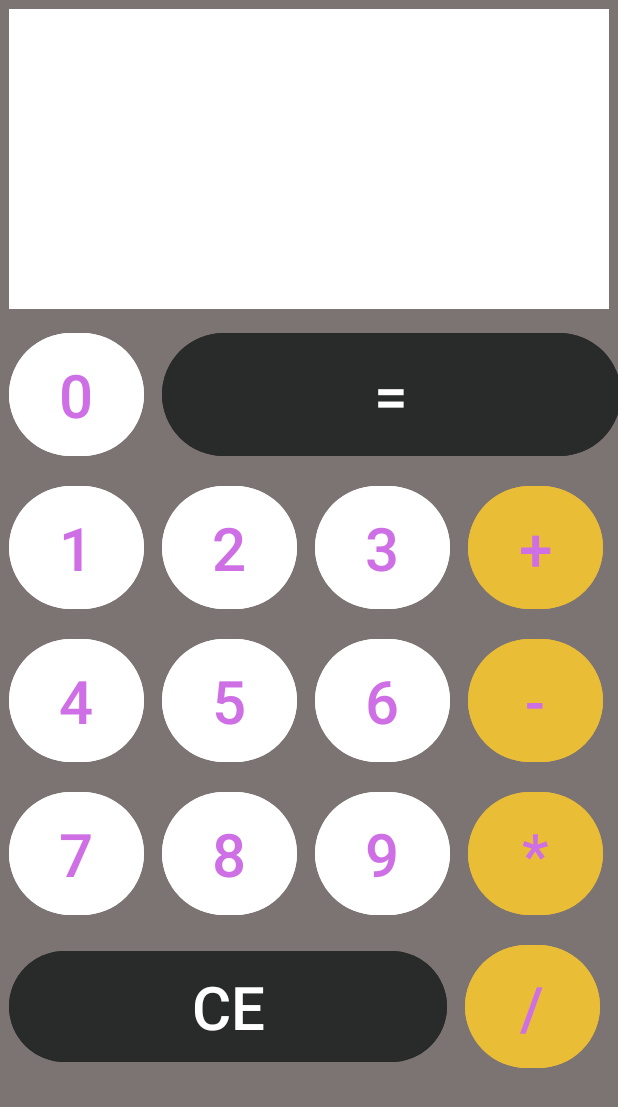
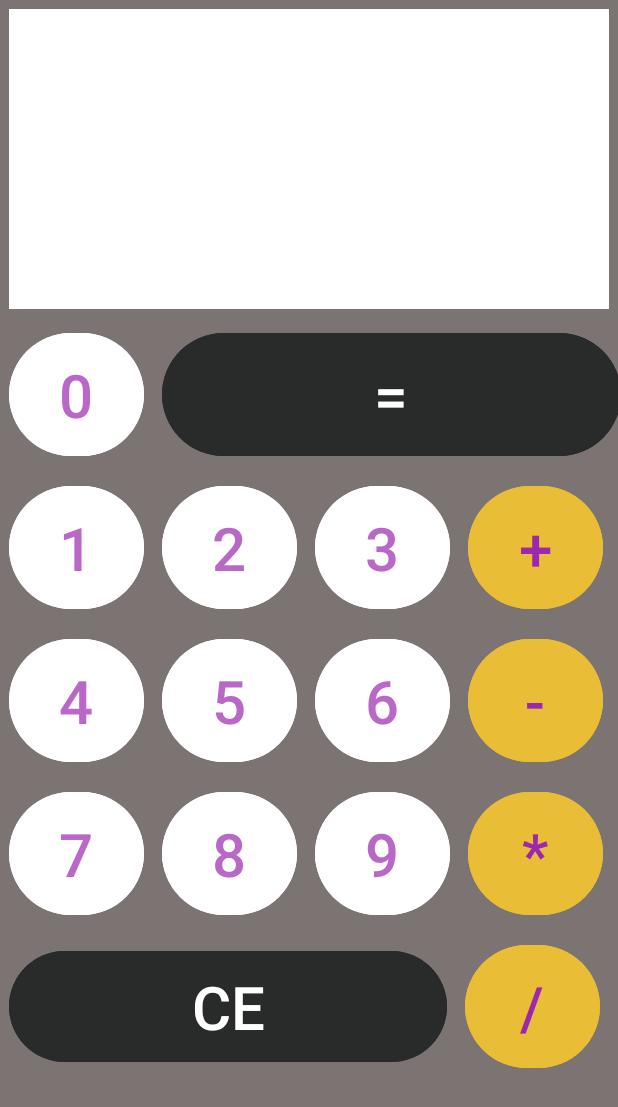
Before and after one commit to jorgitorr/calculadora, an Android app: the layout activity_main.xml on its own in the app's theme, with its tools: preview values and no code run, on a phone screen of 412 x 824 dp. Shown: the top 1107 px of the screen. Run offline under Robolectric (Android 15) with nearby library versions, the phone set to English and light mode, and no system bars.

Commit message:
eliminacion de errores

```diff
--- a/app/src/main/res/layout/activity_main.xml
+++ b/app/src/main/res/layout/activity_main.xml
@@ -37,15 +37,16 @@
 
             <Button
                 android:id="@+id/button0"
+                style="?android:attr/buttonBarButtonStyle"
                 android:layout_width="90dp"
                 android:layout_height="90dp"
+                android:layout_margin="6dp"
                 android:backgroundTint="@color/white"
                 android:text="0"
+                android:textColor="#BA68C8"
                 android:textSize="40sp"
                 app:layout_constraintStart_toStartOf="parent"
-                tools:ignore="HardcodedText"
-                android:layout_margin="6dp"
-                style="?android:attr/buttonBarButtonStyle" />
+                tools:ignore="HardcodedText" />
 
             <Button
                 android:id="@+id/buttonIgual"
@@ -58,7 +59,8 @@
                 android:textSize="40sp"
                 app:layout_constraintStart_toStartOf="parent"
                 app:layout_constraintTop_toBottomOf="@id/layout"
-                style="?android:attr/buttonBarButtonStyle" />
+                style="?android:attr/buttonBarButtonStyle"
+                tools:ignore="VisualLintBounds" />
         </LinearLayout>
 
         <!--segunda fila-->
@@ -69,154 +71,168 @@
 
             <Button
                 android:id="@+id/button1"
+                style="?android:attr/buttonBarButtonStyle"
                 android:layout_width="90dp"
                 android:layout_height="90dp"
+                android:layout_margin="6dp"
                 android:backgroundTint="@color/white"
                 android:text="@string/_1"
+                android:textColor="#BA68C8"
                 android:textSize="40sp"
-                app:layout_constraintStart_toStartOf="parent"
-                android:layout_margin="6dp"
-                style="?android:attr/buttonBarButtonStyle"></Button>
+                app:layout_constraintStart_toStartOf="parent"></Button>
 
             <Button
                 android:id="@+id/button2"
+                style="?android:attr/buttonBarButtonStyle"
                 android:layout_width="90dp"
                 android:layout_height="90dp"
+                android:layout_margin="6dp"
                 android:backgroundTint="@color/white"
                 android:text="@string/_2"
+                android:textColor="#BA68C8"
                 android:textSize="40sp"
-                app:layout_constraintStart_toStartOf="parent"
-                android:layout_margin="6dp"
-                style="?android:attr/buttonBarButtonStyle"></Button>
+                app:layout_constraintStart_toStartOf="parent"></Button>
 
             <Button
                 android:id="@+id/button3"
+                style="?android:attr/buttonBarButtonStyle"
                 android:layout_width="90dp"
                 android:layout_height="90dp"
+                android:layout_margin="6dp"
                 android:backgroundTint="@color/white"
                 android:text="@string/_3"
+                android:textColor="#BA68C8"
                 android:textSize="40sp"
-                android:layout_margin="6dp"
                 app:layout_constraintStart_toStartOf="parent"
-                app:layout_constraintTop_toBottomOf="@id/layout"
-                style="?android:attr/buttonBarButtonStyle"></Button>
+                app:layout_constraintTop_toBottomOf="@id/layout"></Button>
 
             <Button
                 android:id="@+id/buttonSum"
+                style="?android:attr/buttonBarButtonStyle"
                 android:layout_width="90dp"
                 android:layout_height="90dp"
+                android:layout_margin="6dp"
                 android:backgroundTint="#EABD37"
                 android:text="@string/mas"
+                android:textColor="#9C27B0"
                 android:textSize="40sp"
                 app:layout_constraintStart_toStartOf="parent"
-                app:layout_constraintTop_toBottomOf="@id/layout"
-                android:layout_margin="6dp"
-                style="?android:attr/buttonBarButtonStyle"></Button>
+                app:layout_constraintTop_toBottomOf="@id/layout"></Button>
 
         </LinearLayout>
         <!--tercera fila-->
         <LinearLayout
             android:layout_width="match_parent"
             android:layout_height="wrap_content">
+
             <Button
                 android:id="@+id/button4"
+                style="?android:attr/buttonBarButtonStyle"
                 android:layout_width="90dp"
                 android:layout_height="90dp"
+                android:layout_margin="6dp"
                 android:backgroundTint="@color/white"
                 android:text="@string/_4"
+                android:textColor="#BA68C8"
                 android:textSize="40sp"
                 app:layout_constraintStart_toStartOf="parent"
-                app:layout_constraintTop_toBottomOf="@id/layout"
-                android:layout_margin="6dp"
-                style="?android:attr/buttonBarButtonStyle"></Button>
+                app:layout_constraintTop_toBottomOf="@id/layout"></Button>
 
             <Button
                 android:id="@+id/button5"
+                style="?android:attr/buttonBarButtonStyle"
                 android:layout_width="90dp"
                 android:layout_height="90dp"
+                android:layout_margin="6dp"
                 android:backgroundTint="@color/white"
                 android:text="@string/_5"
+                android:textColor="#BA68C8"
                 android:textSize="40sp"
                 app:layout_constraintStart_toStartOf="parent"
-                app:layout_constraintTop_toBottomOf="@id/layout"
-                android:layout_margin="6dp"
-                style="?android:attr/buttonBarButtonStyle"></Button>
+                app:layout_constraintTop_toBottomOf="@id/layout"></Button>
 
             <Button
                 android:id="@+id/button6"
+                style="?android:attr/buttonBarButtonStyle"
                 android:layout_width="90dp"
                 android:layout_height="90dp"
+                android:layout_margin="6dp"
                 android:backgroundTint="@color/white"
                 android:text="@string/_6"
+                android:textColor="#BA68C8"
                 android:textSize="40sp"
                 app:layout_constraintStart_toStartOf="parent"
-                app:layout_constraintTop_toBottomOf="@id/layout"
-                android:layout_margin="6dp"
-                style="?android:attr/buttonBarButtonStyle"></Button>
+                app:layout_constraintTop_toBottomOf="@id/layout"></Button>
 
             <Button
                 android:id="@+id/buttonRest"
+                style="?android:attr/buttonBarButtonStyle"
                 android:layout_width="90dp"
                 android:layout_height="90dp"
+                android:layout_margin="6dp"
                 android:backgroundTint="#EABD37"
                 android:text="@string/barra"
+                android:textColor="#9C27B0"
                 android:textSize="40sp"
                 app:layout_constraintStart_toStartOf="parent"
-                app:layout_constraintTop_toBottomOf="@id/layout"
-                android:layout_margin="6dp"
-                style="?android:attr/buttonBarButtonStyle"></Button>
+                app:layout_constraintTop_toBottomOf="@id/layout"></Button>
         </LinearLayout>
         <!--cuarta fila-->
         <LinearLayout
             android:layout_width="match_parent"
             android:layout_height="wrap_content">
+
             <Button
                 android:id="@+id/button7"
+                style="?android:attr/buttonBarButtonStyle"
                 android:layout_width="90dp"
                 android:layout_height="90dp"
+                android:layout_margin="6dp"
                 android:backgroundTint="@color/white"
                 android:text="@string/_7"
+                android:textColor="#BA68C8"
                 android:textSize="40sp"
                 app:layout_constraintStart_toStartOf="parent"
-                app:layout_constraintTop_toBottomOf="@id/layout"
-                android:layout_margin="6dp"
-                style="?android:attr/buttonBarButtonStyle"></Button>
+                app:layout_constraintTop_toBottomOf="@id/layout"></Button>
 
             <Button
                 android:id="@+id/button8"
+                style="?android:attr/buttonBarButtonStyle"
                 android:layout_width="90dp"
                 android:layout_height="90dp"
+                android:layout_margin="6dp"
                 android:backgroundTint="@color/white"
                 android:text="@string/_8"
+                android:textColor="#BA68C8"
                 android:textSize="40sp"
                 app:layout_constraintStart_toStartOf="parent"
-                app:layout_constraintTop_toBottomOf="@id/layout"
-                android:layout_margin="6dp"
-                style="?android:attr/buttonBarButtonStyle"></Button>
+                app:layout_constraintTop_toBottomOf="@id/layout"></Button>
 
             <Button
                 android:id="@+id/button9"
+                style="?android:attr/buttonBarButtonStyle"
                 android:layout_width="90dp"
                 android:layout_height="90dp"
+                android:layout_margin="6dp"
                 android:backgroundTint="@color/white"
                 android:text="@string/_9"
+                android:textColor="#BA68C8"
                 android:textSize="40sp"
                 app:layout_constraintStart_toStartOf="parent"
-                app:layout_constraintTop_toBottomOf="@id/layout"
-                android:layout_margin="6dp"
-                style="?android:attr/buttonBarButtonStyle"></Button>
+                app:layout_constraintTop_toBottomOf="@id/layout"></Button>
 
             <Button
                 android:id="@+id/buttonMult"
+                style="?android:attr/buttonBarButtonStyle"
                 android:layout_width="90dp"
                 android:layout_height="90dp"
+                android:layout_margin="6dp"
                 android:backgroundTint="#EABD37"
                 android:text="@string/estrella"
+                android:textColor="#9C27B0"
                 android:textSize="40sp"
                 app:layout_constraintStart_toStartOf="parent"
-                app:layout_constraintTop_toBottomOf="@id/layout"
-                android:layout_margin="6dp"
-                style="?android:attr/buttonBarButtonStyle"></Button>
+                app:layout_constraintTop_toBottomOf="@id/layout"></Button>
 
         </LinearLayout>
 
@@ -240,15 +256,16 @@
 
             <Button
                 android:id="@+id/buttonDiv"
+                style="?android:attr/buttonBarButtonStyle"
                 android:layout_width="90dp"
                 android:layout_height="90dp"
                 android:layout_margin="6dp"
                 android:backgroundTint="#EABD37"
                 android:text="@string/barraInclinada"
+                android:textColor="#9C27B0"
                 android:textSize="40sp"
                 app:layout_constraintStart_toStartOf="parent"
-                app:layout_constraintTop_toBottomOf="@id/layout"
-                style="?android:attr/buttonBarButtonStyle"></Button>
+                app:layout_constraintTop_toBottomOf="@id/layout"></Button>
 
         </LinearLayout>
 
```
